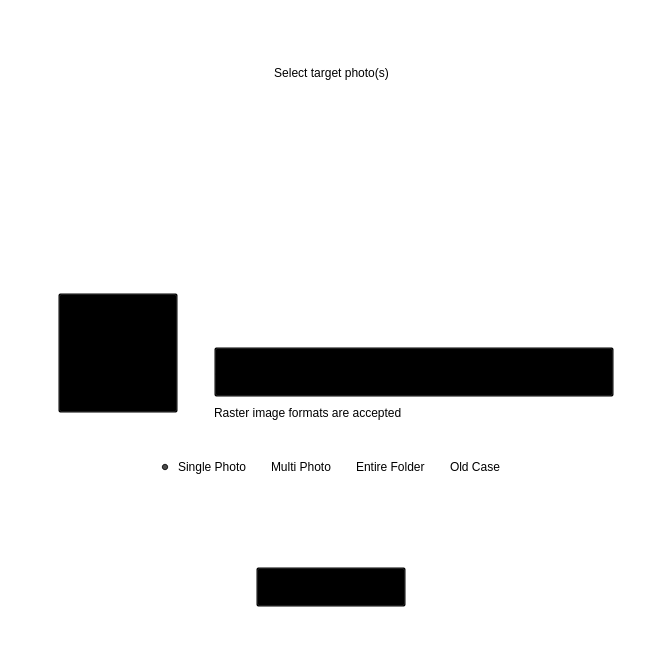
Above: forms/page3-test.ui from apollo-k22/FaceAI-Product before the change. Below: the same form after it.
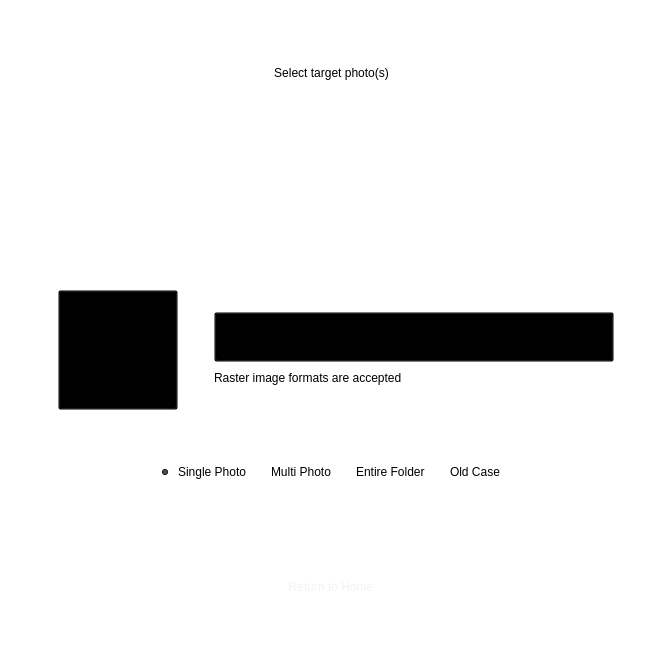
That is the form after the change. The open tabs and pages were chosen to show the change. Icons and pictures are not drawn.

Commit message: modified front end to the same style for all page.

```diff
--- a/forms/page3-test.ui
+++ b/forms/page3-test.ui
@@ -681,6 +681,19 @@
                    </property>
                   </widget>
                  </item>
+                 <item>
+                  <spacer name="verticalSpacer_5">
+                   <property name="orientation">
+                    <enum>Qt::Vertical</enum>
+                   </property>
+                   <property name="sizeHint" stdset="0">
+                    <size>
+                     <width>20</width>
+                     <height>40</height>
+                    </size>
+                   </property>
+                  </spacer>
+                 </item>
                 </layout>
                </item>
                <item>
@@ -884,14 +897,20 @@
      </item>
      <item>
       <layout class="QVBoxLayout" name="verticalLayout_6">
+       <property name="spacing">
+        <number>0</number>
+       </property>
        <property name="topMargin">
         <number>10</number>
        </property>
        <property name="bottomMargin">
-        <number>10</number>
+        <number>5</number>
        </property>
        <item>
         <layout class="QHBoxLayout" name="horizontalLayout_4">
+         <property name="spacing">
+          <number>0</number>
+         </property>
          <property name="topMargin">
           <number>5</number>
          </property>
@@ -909,7 +928,7 @@
            <property name="minimumSize">
             <size>
              <width>200</width>
-             <height>60</height>
+             <height>50</height>
             </size>
            </property>
            <property name="maximumSize">
@@ -932,7 +951,7 @@
            <property name="iconSize">
             <size>
              <width>200</width>
-             <height>60</height>
+             <height>50</height>
             </size>
            </property>
           </widget>
@@ -941,6 +960,9 @@
        </item>
        <item>
         <layout class="QHBoxLayout" name="horizontalLayout_5">
+         <property name="spacing">
+          <number>0</number>
+         </property>
          <property name="topMargin">
           <number>5</number>
          </property>
@@ -958,14 +980,23 @@
            <property name="minimumSize">
             <size>
              <width>150</width>
-             <height>40</height>
+             <height>50</height>
+            </size>
+           </property>
+           <property name="maximumSize">
+            <size>
+             <width>16777215</width>
+             <height>50</height>
             </size>
            </property>
            <property name="styleSheet">
-            <string notr="true">background:transparent;</string>
+            <string notr="true">border-radius: 10px;
+border: none;
+color: rgb(243, 243, 243);
+background:transparent;</string>
            </property>
            <property name="text">
-            <string>Return to home</string>
+            <string>Return to Home</string>
            </property>
           </widget>
          </item>
```
Left out of the diff: 28 changed lines with no effect on the pictures. The commit also changes 10 other files.
